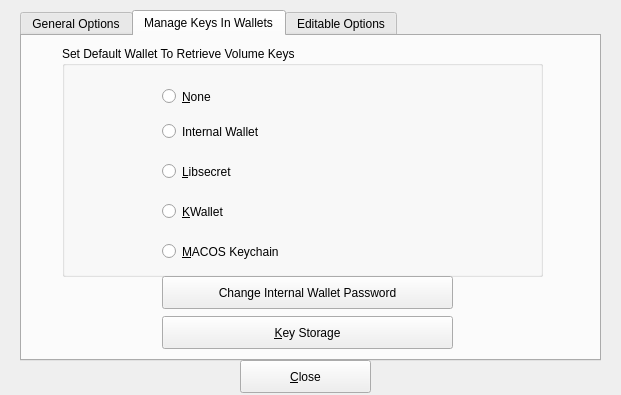
This is src/configoptions.ui in mhogomchungu/sirikali as Qt 5 draws it before an edit. The edited form follows.
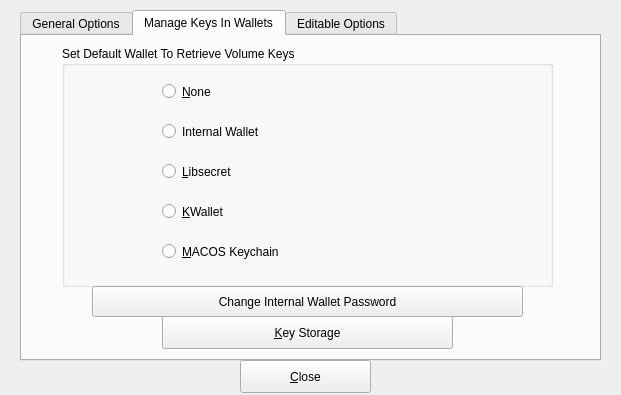
This is the edited form. The open tabs and pages were chosen to show the change.

Diff of the .ui file:
```diff
--- a/src/configoptions.ui
+++ b/src/configoptions.ui
@@ -255,8 +255,8 @@
       <rect>
        <x>40</x>
        <y>10</y>
-       <width>481</width>
-       <height>231</height>
+       <width>491</width>
+       <height>241</height>
       </rect>
      </property>
      <property name="title">
@@ -320,7 +320,7 @@
         <x>100</x>
         <y>30</y>
         <width>311</width>
-        <height>41</height>
+        <height>31</height>
        </rect>
       </property>
       <property name="text">
@@ -331,10 +331,10 @@
     <widget class="QPushButton" name="pbChangeWalletPassword">
      <property name="geometry">
       <rect>
-       <x>140</x>
-       <y>240</y>
-       <width>291</width>
-       <height>33</height>
+       <x>70</x>
+       <y>250</y>
+       <width>431</width>
+       <height>31</height>
       </rect>
      </property>
      <property name="text">
```
Left out of the diff: 15 changed lines with no effect on the pictures.
